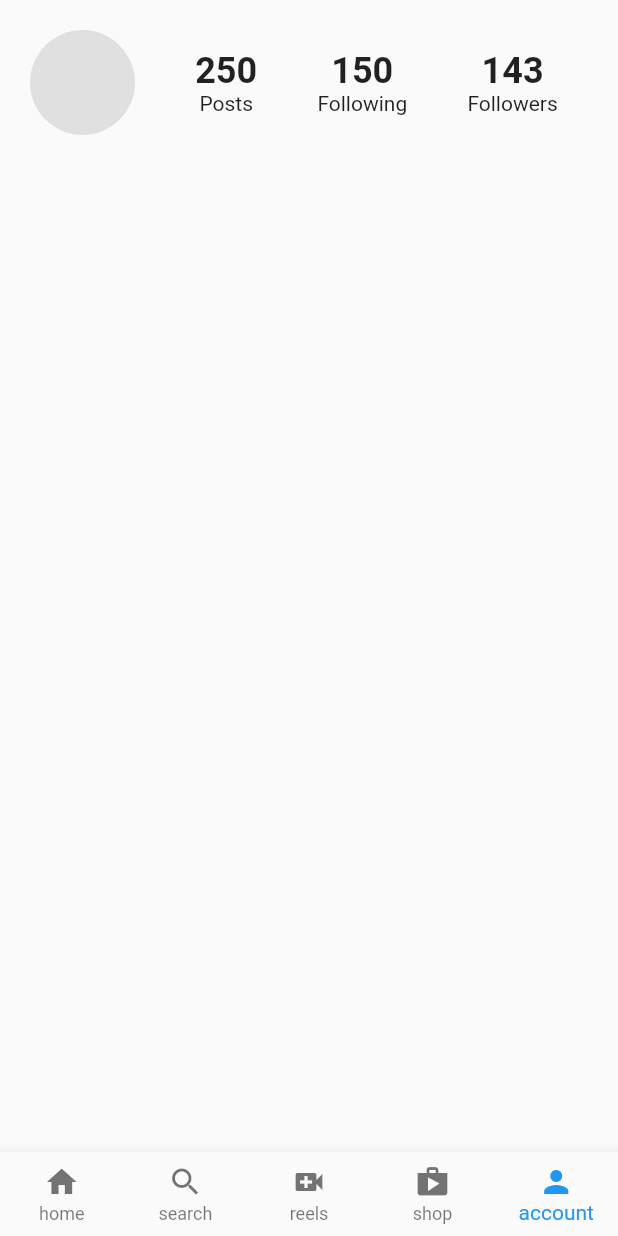
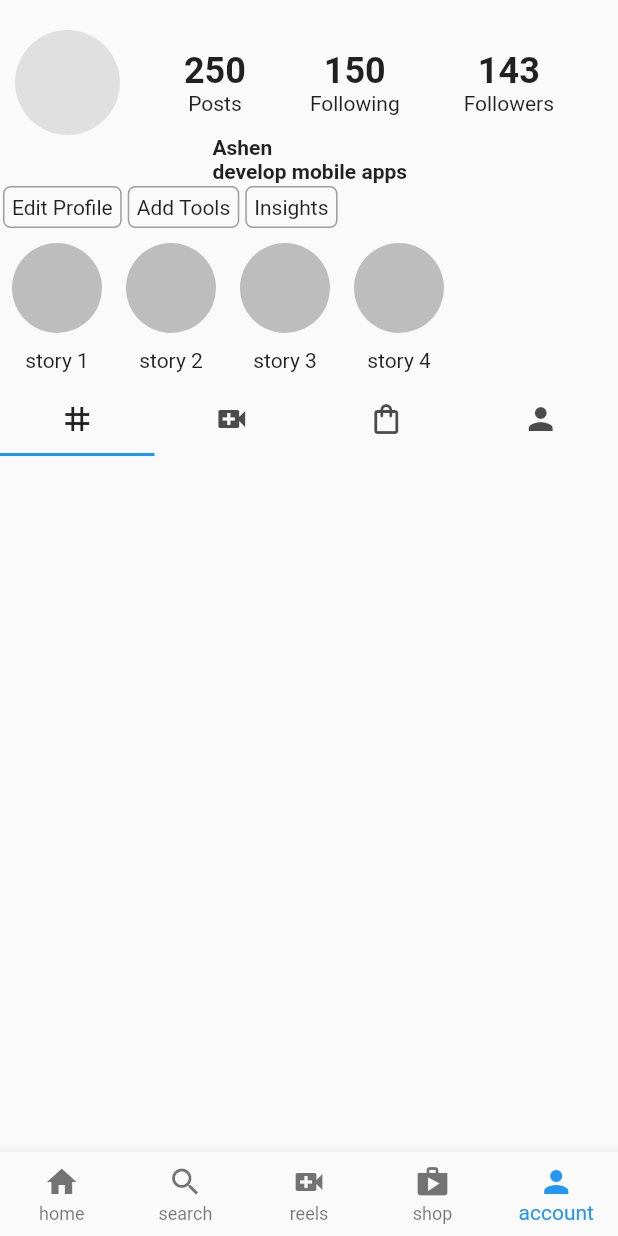
Before and after one commit to ashen8981/Instagram_Clone_UI, a Flutter app: the screen it shows after launch, item 5 of the bottom bar chosen, on a phone screen of 412 x 824 dp. Run offline on Flutter 3.47's test engine with Material 2 defaults, Android fonts, the phone set to English and light mode, and no system bars.

Commit message:
account page is ok

```diff
--- a/lib/account.dart
+++ b/lib/account.dart
@@ -1,15 +1,18 @@
 import 'package:flutter/material.dart';
+import 'package:instagram_clone_ui/util/bubble_stories.dart';
 
 class UserAccount extends StatelessWidget {
   const UserAccount({Key? key}) : super(key: key);
 
   @override
   Widget build(BuildContext context) {
-    return Scaffold(
+    return DefaultTabController(
+      length: 4,
+      child: Scaffold(
         body: Column(
           children: [
             Padding(
-            padding: const EdgeInsets.only(left: 20.0,top: 20),
+              padding: const EdgeInsets.only(left: 10.0,top: 20),
               child: Row(
                 mainAxisAlignment: MainAxisAlignment.spaceBetween,
                 children: [
@@ -50,7 +53,75 @@ class UserAccount extends StatelessWidget {
                 ],
               ),
             ),
+            Padding(
+              padding: const EdgeInsets.only(left: 1.0),
+              child: Column(
+                crossAxisAlignment: CrossAxisAlignment.start,
+                children: const [
+                Text('Ashen',style: TextStyle(fontWeight: FontWeight.bold),),
+                Text('develop mobile apps',style: TextStyle(fontWeight: FontWeight.bold),),
+              ],),
+            ),
+            Row(
+              children: [
+                Padding(
+                  padding: const EdgeInsets.all(2.0),
+                  child: Expanded(
+                    child: Container(
+                      padding: const EdgeInsets.all(5),
+                      child: const Text('Edit Profile'),
+                      decoration: BoxDecoration(
+                          border: Border.all(color: Colors.grey),
+                          borderRadius: BorderRadius.circular(5)
+                      ),
+                    ),
+                  ),
+                ),
+                Padding(
+                  padding: const EdgeInsets.all(2.0),
+                  child: Expanded(
+                    child: Container(
+                      padding: const EdgeInsets.all(5),
+                      child: const Text('Add Tools'),
+                      decoration: BoxDecoration(
+                          border: Border.all(color: Colors.grey),
+                          borderRadius: BorderRadius.circular(5)
+                      ),
+                    ),
+                  ),
+                ),
+                Padding(
+                  padding: const EdgeInsets.all(2.0),
+                  child: Expanded(
+                    child: Container(
+                      padding: const EdgeInsets.all(5),
+                      child: const Text('Insights'),
+                      decoration: BoxDecoration(
+                          border: Border.all(color: Colors.grey),
+                          borderRadius: BorderRadius.circular(5)
+                      ),
+                    ),
+                  ),
+                )
               ],
+            ),
+           //stories
+            Row(
+              children: [
+                BubbleStories(text: 'story 1'),
+                BubbleStories(text: 'story 2'),
+                BubbleStories(text: 'story 3'),
+                BubbleStories(text: 'story 4'),
+              ],
+            ),
+            const TabBar(tabs: [
+              Tab(icon: Icon(Icons.grid_3x3_outlined,)),
+              Tab(icon: Icon(Icons.video_call,)),
+              Tab(icon: Icon(Icons.shopping_bag_outlined,)),
+              Tab(icon: Icon(Icons.person,)),
+            ])
+          ],
+        ),
       ),
     );
   }
```
Lines whose indentation alone changed are shown as unchanged.
